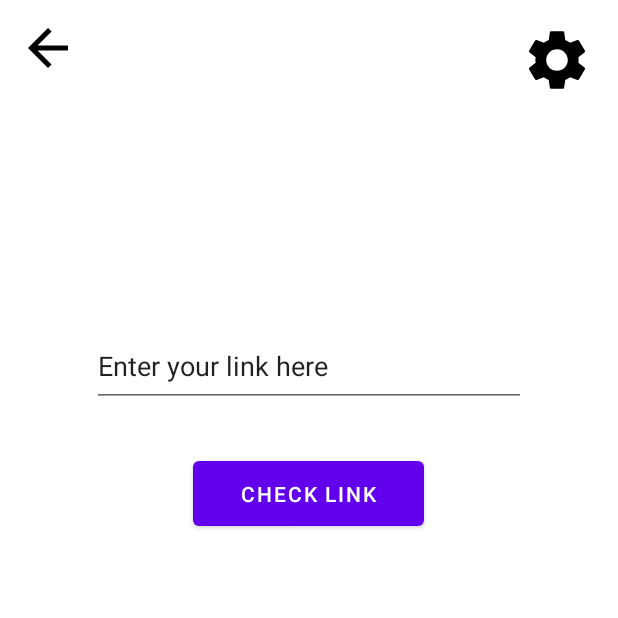
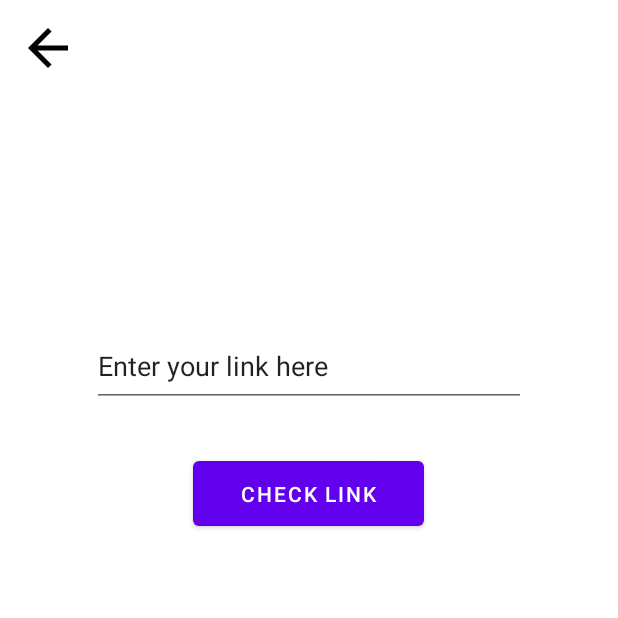
Before and after one commit to zagar-matija/Smish-Hunter, an Android app: the screen it shows after launch (MainActivity), after a tap on "CHECK A LINK", on a phone screen of 412 x 824 dp, the top half of it. Run offline under Robolectric (Android 15) with nearby library versions, the phone set to English and light mode, and no system bars.

```diff
--- a/app/src/main/AndroidManifest.xml
+++ b/app/src/main/AndroidManifest.xml
@@ -7,7 +7,7 @@
     <uses-permission android:name="android.permission.SEND_SMS" />
     <uses-permission android:name="android.permission.INTERNET" />
     <uses-permission android:name="android.permission.ACCESS_NETWORK_STATE" />
-
+    <!-- TODO change app icon and loading icon-->
     <application
         android:allowBackup="true"
         android:dataExtractionRules="@xml/data_extraction_rules"
--- a/app/src/main/java/ferit/student/matijazagar/smishhunter/Report.kt
+++ b/app/src/main/java/ferit/student/matijazagar/smishhunter/Report.kt
@@ -6,3 +6,4 @@ data class Report(
     var rating : String,
     var explanation : String
 )
+//TODO add parameter of AnalysisReport for diplay in reportsFragment
--- a/app/src/main/java/ferit/student/matijazagar/smishhunter/ReportsFragment.kt
+++ b/app/src/main/java/ferit/student/matijazagar/smishhunter/ReportsFragment.kt
@@ -16,6 +16,7 @@ import androidx.recyclerview.widget.RecyclerView
 import com.google.gson.Gson
 import com.google.gson.reflect.TypeToken
 import java.io.File
+//TODO implement clicking individual items
 
 class ReportsFragment : Fragment() {
     private val fileName = "reports.json"
--- a/app/src/main/java/ferit/student/matijazagar/smishhunter/SMSChecker.kt
+++ b/app/src/main/java/ferit/student/matijazagar/smishhunter/SMSChecker.kt
@@ -43,6 +43,7 @@ object SMSChecker {
 
 
         val report = Report(sender,text,rating,explanation)
+        //TODO if malicious/suspicious send notification
 
         val jsonString = readFileData(context)
 
--- a/app/src/main/java/ferit/student/matijazagar/smishhunter/SettingsFragment.kt
+++ b/app/src/main/java/ferit/student/matijazagar/smishhunter/SettingsFragment.kt
@@ -9,7 +9,7 @@ import android.widget.ImageButton
 
 
 class SettingsFragment : Fragment() {
-
+    //TODO implement show notification setting, save settings where?
     override fun onCreateView(
         inflater: LayoutInflater, container: ViewGroup?,
         savedInstanceState: Bundle?
--- a/app/src/main/res/layout/fragment_link_checker.xml
+++ b/app/src/main/res/layout/fragment_link_checker.xml
@@ -17,21 +17,6 @@
         app:layout_constraintStart_toStartOf="parent"
         app:layout_constraintTop_toTopOf="parent"
         app:layout_constraintVertical_bias="0.392" />
-
-    <ImageButton
-        android:id="@+id/buttonSettingsMain"
-        android:layout_width="50dp"
-        android:layout_height="48dp"
-        android:layout_marginTop="16dp"
-        android:layout_marginEnd="16dp"
-        android:background="#00000000"
-        android:contentDescription="@string/description_settings_button"
-        app:layout_constraintEnd_toEndOf="parent"
-        app:layout_constraintHorizontal_bias="1.0"
-        app:layout_constraintStart_toStartOf="parent"
-        app:layout_constraintTop_toTopOf="parent"
-        app:srcCompat="@drawable/ic_baseline_settings_24"
-        tools:ignore="SpeakableTextPresentCheck" />
 
     <EditText
         android:id="@+id/editTextLink"
--- a/app/src/main/res/xml/data_extraction_rules.xml
+++ b/app/src/main/res/xml/data_extraction_rules.xml
@@ -5,7 +5,7 @@
 -->
 <data-extraction-rules>
     <cloud-backup>
-        <!-- TODO: Use <include> and <exclude> to control what is backed up.
+        <!--
         <include .../>
         <exclude .../>
         -->
```
Also changed, not shown: app/src/main/java/ferit/student/matijazagar/smishhunter/LinkCheckerFragment.kt (+62 -2 lines), app/src/main/res/layout/fragment_reports.xml (+2 -15 lines).
